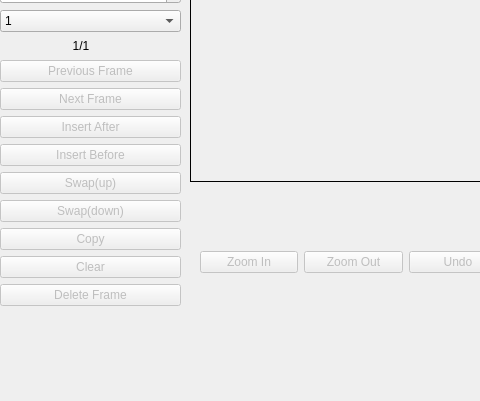
Qt form SpriteEditor/view.ui (University-of-Utah-CS3505/a7-sprite-editor-s22-charming21) before a commit; both pictures show x 0 to 480 and y 257 to 658 of the 800 by 658 pixel window.
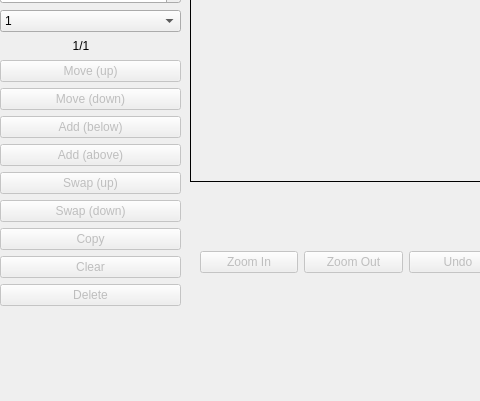
The same form after that commit. Custom widgets are drawn as their Qt base class.

Patch:
```diff
--- a/SpriteEditor/view.ui
+++ b/SpriteEditor/view.ui
@@ -213,7 +213,7 @@
             <bool>false</bool>
            </property>
            <property name="text">
-            <string>Previous Frame</string>
+            <string>Move (up)</string>
            </property>
           </widget>
          </item>
@@ -223,7 +223,7 @@
             <bool>false</bool>
            </property>
            <property name="text">
-            <string>Next Frame</string>
+            <string>Move (down)</string>
            </property>
           </widget>
          </item>
@@ -233,7 +233,7 @@
             <bool>false</bool>
            </property>
            <property name="text">
-            <string>Insert After</string>
+            <string>Add (below)</string>
            </property>
           </widget>
          </item>
@@ -243,7 +243,7 @@
             <bool>false</bool>
            </property>
            <property name="text">
-            <string>Insert Before</string>
+            <string>Add (above)</string>
            </property>
           </widget>
          </item>
@@ -253,7 +253,7 @@
             <bool>false</bool>
            </property>
            <property name="text">
-            <string>Swap(up)</string>
+            <string>Swap (up)</string>
            </property>
           </widget>
          </item>
@@ -263,7 +263,7 @@
             <bool>false</bool>
            </property>
            <property name="text">
-            <string>Swap(down)</string>
+            <string>Swap (down)</string>
            </property>
           </widget>
          </item>
@@ -293,7 +293,7 @@
             <bool>false</bool>
            </property>
            <property name="text">
-            <string>Delete Frame</string>
+            <string>Delete</string>
            </property>
           </widget>
          </item>
```
